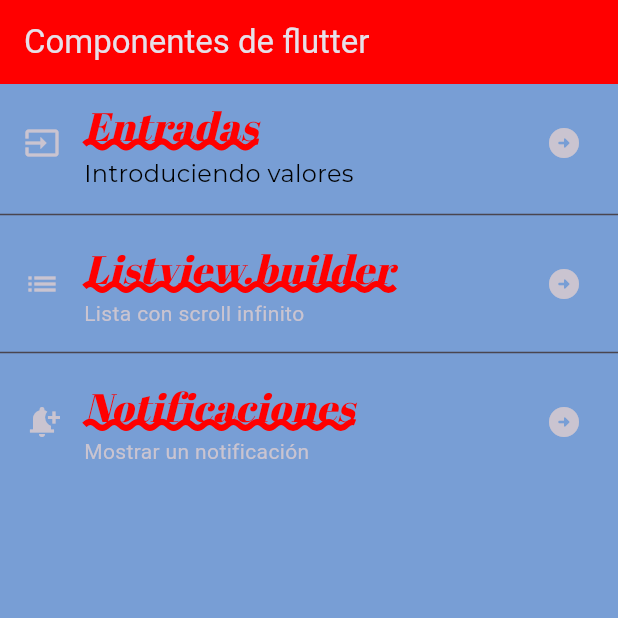
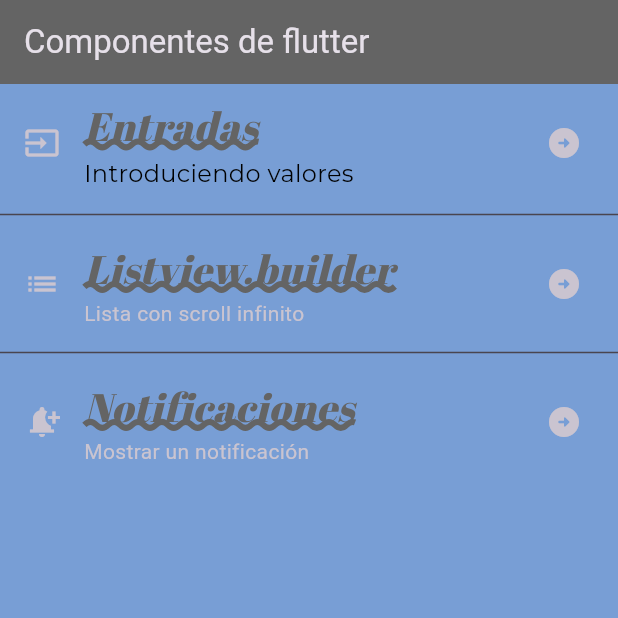
Before and after one commit to ifranco07/componentes_flutter, a Flutter app: the screen it shows after launch, on a phone screen of 412 x 824 dp, the top half of it. Run offline on Flutter 3.47's test engine with Material 3 defaults, Android fonts, the phone set to English and light mode, and no system bars; our stand-ins replace google_fonts.

Commit message:
Addning inputs, infinite_scroll, nofifications & data_scren

```diff
--- a/lib/main_app.dart
+++ b/lib/main_app.dart
@@ -10,7 +10,7 @@
     return  MaterialApp(
       debugShowCheckedModeBanner: false,
       home: const HomeScreen(),
-      theme: AppTheme.darkTheme,
+      theme: AppTheme.lightTheme,
           );
   }
 }
--- a/lib/screens/home_screen.dart
+++ b/lib/screens/home_screen.dart
@@ -16,11 +16,11 @@
               title: Text(
                 'Entradas',
                 //style: Theme.of(context).textTheme.headlineLarge,
-                style: AppTheme.darkTheme.textTheme.headlineLarge,
+                style: AppTheme.lightTheme.textTheme.headlineLarge,
                 ),
               subtitle:  Text(
                 'Introduciendo valores',
-                style: AppTheme.darkTheme.textTheme.bodySmall,
+                style: AppTheme.lightTheme.textTheme.bodySmall,
                 ),
               leading:  const Icon(Icons.input),
               trailing: const Icon(Icons.arrow_circle_right_rounded),
@@ -29,7 +29,7 @@
             ListTile(
               title: Text(
                 'Listview.builder',
-                style: AppTheme.darkTheme.textTheme.headlineLarge
+                style: AppTheme.lightTheme.textTheme.headlineLarge
                 ),
               subtitle: const Text('Lista con scroll infinito'),
               leading: const Icon(Icons.list),
@@ -39,7 +39,7 @@
             ListTile(
               title: Text(
                 'Notificaciones',
-                style: AppTheme.darkTheme.textTheme.headlineLarge,
+                style: AppTheme.lightTheme.textTheme.headlineLarge,
               ),
               subtitle: const Text('Mostrar un notificación'),
               leading: const Icon(Icons.notification_add),
--- a/lib/theme/app_theme.dart
+++ b/lib/theme/app_theme.dart
@@ -4,13 +4,13 @@
 
 class AppTheme{
   //Constante de color primario
-  static const primaryColor= Color.fromARGB(255, 255, 0, 0);
+  static const primaryColor= Color.fromARGB(255, 100, 100, 100);
   //Constante de color secunadrio
   static const secondaryColor= Colors.black;
   //Constante de color de fondo
   static const backColor=  Color.fromARGB(197, 80, 130, 200);
   //Constante de tema
-  static final ThemeData darkTheme= ThemeData.dark().copyWith(
+  static final ThemeData lightTheme= ThemeData.dark().copyWith(
     scaffoldBackgroundColor: backColor,
         appBarTheme: const AppBarTheme(
           color: primaryColor
```
Also changed, not shown: lib/screens/infinite_scroll.dart (added, +15 -0 lines), lib/screens/inputs_screen.dart (added, +17 -0 lines), lib/screens/data_screen.dart (added), lib/screens/notifications_screen.dart (added).
